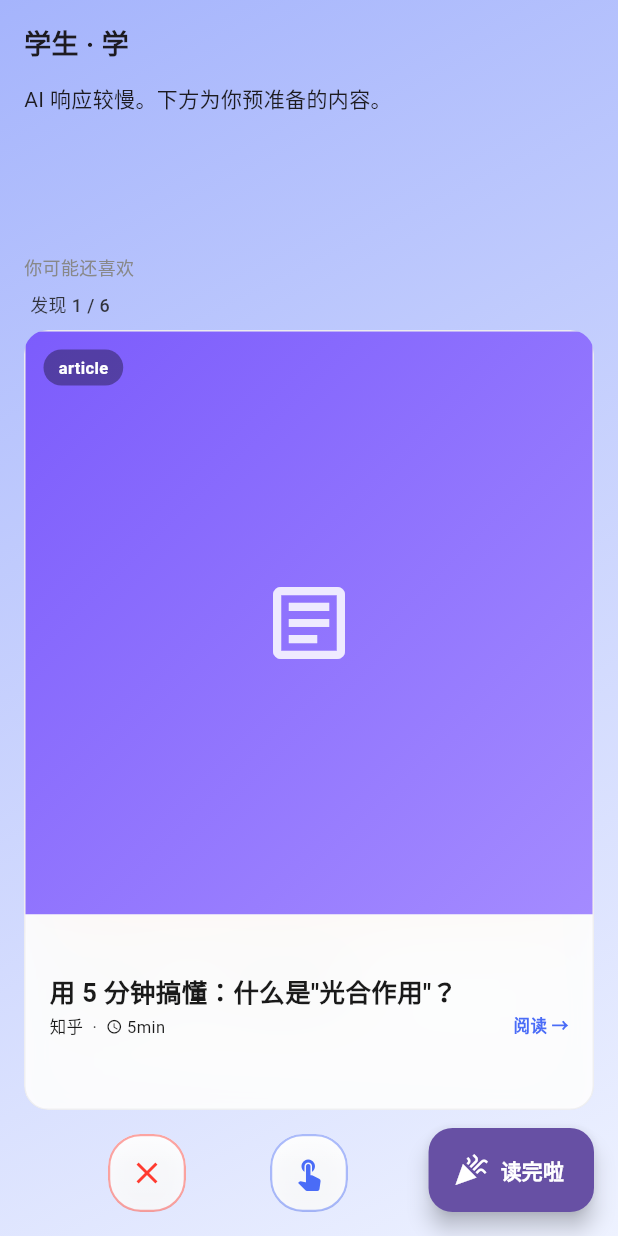
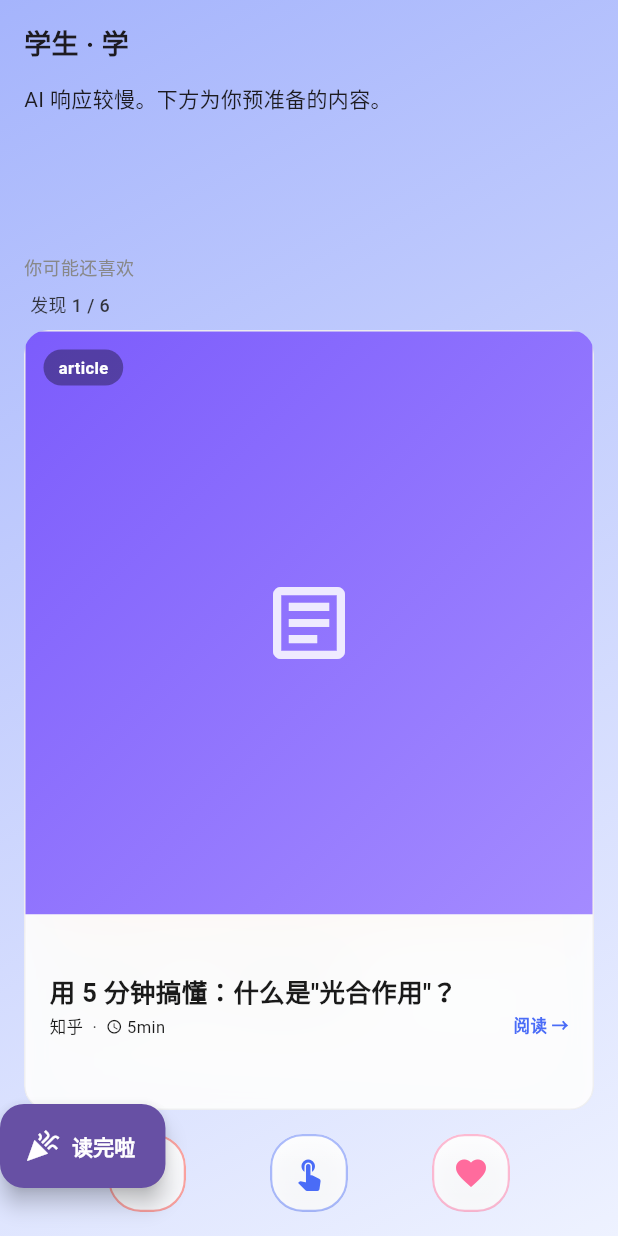
Before and after one commit to Ivan-ban998/fragment_time, a Flutter app: the ContentScreen screen opened directly, on a phone screen of 412 x 824 dp. Run offline on Flutter 3.47's test engine with Material 3 defaults, Android fonts, the phone set to English and light mode, and no system bars; our stand-ins replace just_audio, shared_preferences; missing offline and left inert: dart:html, dart:js_interop, dart:ui_web; accounts and stored records are empty; network calls fail.

Commit message:
fix: '读完啦' FAB 挪到左下角, 让 tinder 3 按钮居中右下
- 6/15 加 'I read it / 读完啦' 紫色 FAB (借鉴番茄钟)
- 跟 tinder 卡 3 按钮 (❌/👆/❤️) 视觉堆右下角
- Brien 6/18 10:47 反馈 '两个图标堆在一起'
- 修: FAB 挪左下角 (Align.bottomLeft + 16px padding) + heroTag 防止 tinder 按钮冲突
- tinder 3 按钮在原 Stack 下方居中,不再被覆盖

🤖 协助 by 小O 🐙

```diff
--- a/lib/screens/content_screen.dart
+++ b/lib/screens/content_screen.dart
@@ -190,14 +190,22 @@ class _ContentScreenState extends State<ContentScreen> {
   }
 
   // 6/15 加: 借鉴"不做手机控"番茄钟 — 老人友好正反馈
+  // 6/18 改: FAB 挪到左下角, 让 tinder 3 按钮 (❌/👆/❤️) 在右下角居中
   Widget _buildCompleteFab(BuildContext context) {
-    return FloatingActionButton.extended(
+    return Align(
+      alignment: Alignment.bottomLeft,
+      child: Padding(
+        padding: EdgeInsets.only(left: 16, bottom: 16 * _scale),
+        child: FloatingActionButton.extended(
+          heroTag: 'complete-fab',
           onPressed: _markComplete,
           backgroundColor: AppTheme.primary,
           icon: const Icon(Icons.celebration, color: Colors.white),
           label: Text(
             isEn ? 'I read it' : '读完啦',
             style: const TextStyle(color: Colors.white, fontWeight: FontWeight.w600),
+          ),
+        ),
       ),
     );
   }
```
Lines whose indentation alone changed are shown as unchanged.
